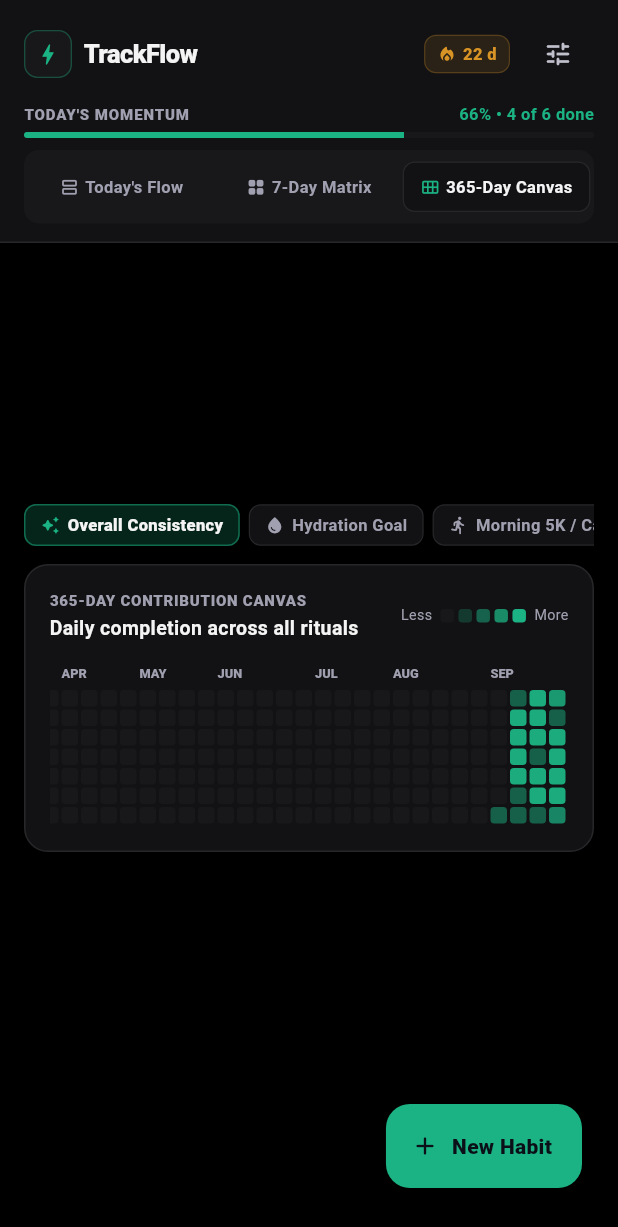
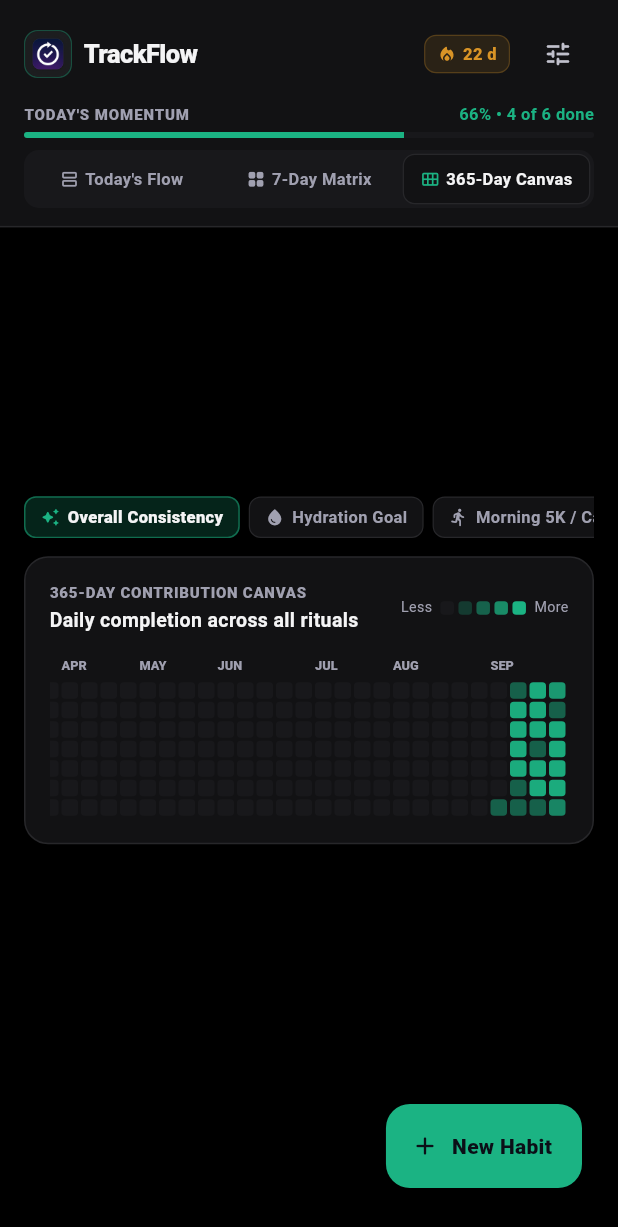
Before and after one commit to I-AM-PRASHANT-VERMA/track-flow, a Flutter app: the screen it shows after launch, after a tap on "7-Day Matrix", after a tap on the "check" icon, after a tap on "365-Day Canvas", on a phone screen of 412 x 824 dp. Shown: the top 1227 px of the screen. Run offline on Flutter 3.47's test engine with Material 3 defaults, Android fonts, the phone set to English and light mode, and no system bars; our stand-ins replace shared_preferences.

Commit message:
feat: milestone icon, tab glow fix, 7-day matrix size picker, backup text cleanup

```diff
--- a/lib/widgets/backup_sheet.dart
+++ b/lib/widgets/backup_sheet.dart
@@ -64,7 +64,7 @@ class _BackupSheetState extends State<BackupSheet> {
       if (nextState) {
         _statusMessage = '✓ Google Account connected. Cloud sync activated.';
       } else {
-        _statusMessage = 'Google Drive Sync disconnected. Offline only.';
+        _statusMessage = 'Google Drive Sync disconnected.';
       }
     });
 
@@ -414,7 +414,7 @@ class _BackupSheetState extends State<BackupSheet> {
                       const Icon(Icons.shield_outlined, size: 18, color: AppColors.textSecondary),
                       const SizedBox(width: AppSpacing.p8),
                       Text(
-                        'Offline JSON Backup & Air-Gap',
+                        'Local JSON Backup',
                         style: TextStyle(
                           fontSize: 13,
                           fontWeight: FontWeight.w800,
@@ -425,7 +425,7 @@ class _BackupSheetState extends State<BackupSheet> {
                   ),
                   const SizedBox(height: AppSpacing.p4),
                   const Text(
-                    'No network required. Export your full habits database as JSON anytime.',
+                    'No internet needed. Export your habits as JSON and save or share it anywhere.',
                     style: TextStyle(fontSize: 11, color: AppColors.textMuted),
                   ),
                   const SizedBox(height: AppSpacing.p12),
--- a/lib/widgets/executive_summary_header.dart
+++ b/lib/widgets/executive_summary_header.dart
@@ -80,8 +80,14 @@ class ExecutiveSummaryHeader extends StatelessWidget {
                     width: 0.9,
                   ),
                 ),
-                child: const Center(
-                  child: Icon(Icons.bolt_rounded, size: 18, color: AppColors.primary),
+                child: ClipRRect(
+                  borderRadius: BorderRadius.circular(9),
+                  child: Image.asset(
+                    'assets/images/app_logo.png',
+                    width: 32,
+                    height: 32,
+                    fit: BoxFit.cover,
+                  ),
                 ),
               ),
               const SizedBox(width: AppSpacing.p8),
@@ -228,8 +234,14 @@ class ExecutiveSummaryHeader extends StatelessWidget {
               borderRadius: BorderRadius.circular(8),
               border: Border.all(color: AppColors.primary.withValues(alpha: 0.35), width: 0.8),
             ),
-            child: const Center(
-              child: Icon(Icons.bolt_rounded, size: 16, color: AppColors.primary),
+            child: ClipRRect(
+              borderRadius: BorderRadius.circular(8),
+              child: Image.asset(
+                'assets/images/app_logo.png',
+                width: 28,
+                height: 28,
+                fit: BoxFit.cover,
+              ),
             ),
           ),
           const SizedBox(width: AppSpacing.p8),
@@ -347,10 +359,9 @@ class ExecutiveSummaryHeader extends StatelessWidget {
     final isDark = Theme.of(context).brightness == Brightness.dark;
 
     return Expanded(
-      child: TouchTarget(
-        minHeight: 44,
-        borderRadius: BorderRadius.circular(8),
+      child: GestureDetector(
         onTap: onTap,
+        behavior: HitTestBehavior.opaque,
         child: Container(
           padding: const EdgeInsets.symmetric(vertical: 8),
           decoration: BoxDecoration(
--- a/lib/widgets/multi_day_matrix_view.dart
+++ b/lib/widgets/multi_day_matrix_view.dart
@@ -2,10 +2,71 @@ import 'package:flutter/material.dart';
 import 'package:flutter/services.dart';
 import 'package:intl/intl.dart';
 import '../core/constants/app_colors.dart';
+import '../core/constants/app_spacing.dart';
 import '../models/habit_item.dart';
 
-// Spreadsheet-like dense weekly matrix view showing all habits across Mon through Sun with Radix colors
-class MultiDayMatrixView extends StatelessWidget {
+// 3 display densities so every user gets their preferred readability level
+enum MatrixDensity { compact, medium, comfortable }
+
+extension _MatrixDensityValues on MatrixDensity {
+  double get cellSize {
+    switch (this) {
+      case MatrixDensity.compact:
+        return 32.0;
+      case MatrixDensity.medium:
+        return 40.0;
+      case MatrixDensity.comfortable:
+        return 48.0;
+    }
+  }
+
+  double get habitLabelWidth {
+    switch (this) {
+      case MatrixDensity.compact:
+        return 110.0;
+      case MatrixDensity.medium:
+        return 130.0;
+      case MatrixDensity.comfortable:
+        return 150.0;
+    }
+  }
+
+  double get fontSize {
+    switch (this) {
+      case MatrixDensity.compact:
+        return 11.0;
+      case MatrixDensity.medium:
+        return 12.5;
+      case MatrixDensity.comfortable:
+        return 13.5;
+    }
+  }
+
+  double get iconSize {
+    switch (this) {
+      case MatrixDensity.compact:
+        return 12.0;
+      case MatrixDensity.medium:
+        return 14.0;
+      case MatrixDensity.comfortable:
+        return 16.0;
+    }
+  }
+
+  String get label {
+    switch (this) {
+      case MatrixDensity.compact:
+        return 'S';
+      case MatrixDensity.medium:
+        return 'M';
+      case MatrixDensity.comfortable:
+        return 'L';
+    }
+  }
+}
+
+// Weekly matrix showing all habits across 7 days with user-selectable density
+class MultiDayMatrixView extends StatefulWidget {
   final List<HabitItem> habits;
   final void Function(HabitItem habit, DateTime date, int count) onToggleCell;
 
@@ -16,17 +77,96 @@ class MultiDayMatrixView extends StatelessWidget {
   });
 
   @override
+  State<MultiDayMatrixView> createState() => _MultiDayMatrixViewState();
+}
+
+class _MultiDayMatrixViewState extends State<MultiDayMatrixView> {
+  MatrixDensity _density = MatrixDensity.medium;
+
+  @override
   Widget build(BuildContext context) {
     final isDark = Theme.of(context).brightness == Brightness.dark;
     final now = DateTime.now();
     final today = DateTime(now.year, now.month, now.day);
     final days = HabitItem.last7Days;
-    final activeHabits = habits.where((h) => !h.isArchived).toList();
+    final activeHabits = widget.habits.where((h) => !h.isArchived).toList();
     final navInset = MediaQuery.of(context).viewPadding.bottom;
 
-    return SingleChildScrollView(
-      padding: EdgeInsets.only(left: 16, right: 16, top: 14, bottom: 96 + navInset),
+    // Calculate if 7 days fit without horizontal scroll given current density
+    final screenWidth = MediaQuery.of(context).size.width;
+    final neededWidth = _density.habitLabelWidth + (_density.cellSize * 7) + 32; // 32 = card padding
+    final fitsOnScreen = neededWidth <= screenWidth;
+
+    return Column(
+      children: [
+        // Density size picker row
+        Padding(
+          padding: const EdgeInsets.fromLTRB(AppSpacing.p16, AppSpacing.p12, AppSpacing.p16, 0),
+          child: Row(
+            mainAxisAlignment: MainAxisAlignment.end,
+            children: [
+              Text(
+                'SIZE',
+                style: const TextStyle(
+                  fontSize: 9.5,
+                  fontWeight: FontWeight.w800,
+                  letterSpacing: 0.6,
+                  color: AppColors.textMuted,
+                ),
+              ),
+              const SizedBox(width: AppSpacing.p8),
+              ...MatrixDensity.values.map((d) {
+                final isSel = _density == d;
+                return GestureDetector(
+                  onTap: () {
+                    HapticFeedback.selectionClick();
+                    setState(() => _density = d);
+                  },
                   child: Container(
+                    width: 28,
+                    height: 28,
+                    margin: const EdgeInsets.only(left: AppSpacing.p4),
+                    decoration: BoxDecoration(
+                      color: isSel
+                          ? AppColors.primary.withValues(alpha: 0.15)
+                          : (isDark ? AppColors.darkSurface : const Color(0xFFE2E8F0)),
+                      borderRadius: BorderRadius.circular(6),
+                      border: Border.all(
+                        color: isSel
+                            ? AppColors.primary.withValues(alpha: 0.5)
+                            : Colors.transparent,
+                        width: 1.2,
+                      ),
+                    ),
+                    child: Center(
+                      child: Text(
+                        d.label,
+                        style: TextStyle(
+                          fontSize: 11,
+                          fontWeight: FontWeight.w800,
+                          color: isSel ? AppColors.primary : AppColors.textMuted,
+                        ),
+                      ),
+                    ),
+                  ),
+                );
+              }),
+            ],
+          ),
+        ),
+
+        const SizedBox(height: AppSpacing.p8),
+
+        Expanded(
+          child: SingleChildScrollView(
+            padding: EdgeInsets.only(
+              left: AppSpacing.p16,
+              right: AppSpacing.p16,
+              bottom: 96 + navInset,
+            ),
+            child: Container(
+              // Clip to card bounds so inner content never bleeds out
+              clipBehavior: Clip.hardEdge,
               decoration: BoxDecoration(
                 color: isDark ? AppColors.darkCard : AppColors.lightCard,
                 borderRadius: BorderRadius.circular(16),
@@ -34,30 +174,43 @@ class MultiDayMatrixView extends StatelessWidget {
                   color: isDark ? AppColors.darkCardBorder : AppColors.lightCardBorder,
                   width: 1,
                 ),
-          boxShadow: [
-            BoxShadow(
-              color: Colors.black.withValues(alpha: isDark ? 0.2 : 0.03),
-              blurRadius: 10,
-              offset: const Offset(0, 3),
+              ),
+              child: _buildMatrixContent(
+                isDark: isDark,
+                today: today,
+                days: days,
+                activeHabits: activeHabits,
+                fitsOnScreen: fitsOnScreen,
+              ),
+            ),
+          ),
         ),
       ],
-        ),
-        child: SingleChildScrollView(
-          scrollDirection: Axis.horizontal,
-          child: Padding(
-            padding: const EdgeInsets.all(14),
+    );
+  }
+
+  Widget _buildMatrixContent({
+    required bool isDark,
+    required DateTime today,
+    required List<DateTime> days,
+    required List<HabitItem> activeHabits,
+    required bool fitsOnScreen,
+  }) {
+    // Wraps in horizontal scroll only when compact mode still doesn't fit very long habit names
+    Widget inner = Padding(
+      padding: const EdgeInsets.all(AppSpacing.p12),
       child: Column(
         crossAxisAlignment: CrossAxisAlignment.start,
         children: [
-                // Header row: Habit title and 7 days
+          // Header row
           Row(
             children: [
-                    const SizedBox(
-                      width: 155,
+              SizedBox(
+                width: _density.habitLabelWidth,
                 child: Text(
-                        'HABIT / RITUAL',
-                        style: TextStyle(
-                          fontSize: 10,
+                  'HABIT',
+                  style: const TextStyle(
+                    fontSize: 9.5,
                     fontWeight: FontWeight.w800,
                     letterSpacing: 0.5,
                     color: AppColors.textMuted,
@@ -65,29 +218,29 @@ class MultiDayMatrixView extends StatelessWidget {
                 ),
               ),
               ...days.map((dt) {
-                      final isToday = dt.year == today.year && dt.month == today.month && dt.day == today.day;
-                      final dayName = DateFormat('E').format(dt);
-                      final dayNum = DateFormat('d').format(dt);
-
-                      return Container(
-                        width: 44,
-                        alignment: Alignment.center,
+                final isToday = dt.year == today.year &&
+                    dt.month == today.month &&
+                    dt.day == today.day;
+                return SizedBox(
+                  width: _density.cellSize,
                   child: Column(
                     children: [
                       Text(
-                              dayName.toUpperCase(),
+                        DateFormat('E').format(dt).substring(0, 1).toUpperCase(),
                         style: TextStyle(
-                                fontSize: 9.5,
+                          fontSize: 9,
                           fontWeight: FontWeight.w800,
                           color: isToday ? AppColors.primary : AppColors.textMuted,
                         ),
                       ),
                       Text(
-                              dayNum,
+                        DateFormat('d').format(dt),
                         style: TextStyle(
-                                fontSize: 11,
+                          fontSize: 10,
                           fontWeight: isToday ? FontWeight.w900 : FontWeight.w600,
-                                color: isToday ? AppColors.primary : (isDark ? AppColors.textPrimary : Colors.black87),
+                          color: isToday
+                              ? AppColors.primary
+                              : (isDark ? AppColors.textSecondary : Colors.black87),
                         ),
                       ),
                     ],
@@ -97,38 +250,34 @@ class MultiDayMatrixView extends StatelessWidget {
             ],
           ),
 
-                const SizedBox(height: 8),
-                Container(
-                  height: 1,
-                  width: 155 + (44.0 * 7),
-                  color: isDark ? AppColors.darkCardBorder : AppColors.lightCardBorder,
-                ),
-                const SizedBox(height: 8),
+          const SizedBox(height: AppSpacing.p8),
+          Divider(height: 1, color: isDark ? AppColors.darkCardBorder : AppColors.lightCardBorder),
+          const SizedBox(height: AppSpacing.p8),
 
           // Habit rows
           ...activeHabits.map((habit) {
             final habitColor = AppColors.getHabitColor(habit.colorValue);
+            final rowSpacing = _density == MatrixDensity.compact ? 4.0 : 6.0;
 
             return Padding(
-                    padding: const EdgeInsets.symmetric(vertical: 6),
+              padding: EdgeInsets.symmetric(vertical: rowSpacing),
               child: Row(
                 children: [
-                        // Habit Name & Vector Icon
                   SizedBox(
-                          width: 155,
+                    width: _density.habitLabelWidth,
                     child: Row(
                       children: [
                         Icon(
                           AppIcons.getIcon(habit.iconCode),
-                                size: 16,
+                          size: _density.iconSize,
                           color: habitColor,
                         ),
-                              const SizedBox(width: 8),
+                        const SizedBox(width: 6),
                         Expanded(
                           child: Text(
                             habit.title,
                             style: TextStyle(
-                                    fontSize: 12.5,
+                              fontSize: _density.fontSize,
                               fontWeight: FontWeight.w700,
                               color: isDark ? AppColors.textPrimary : AppColors.textDarkPrimary,
                             ),
@@ -139,46 +288,56 @@ class MultiDayMatrixView extends StatelessWidget {
                       ],
                     ),
                   ),
-
-                        // 7 Check-in cells with soothing Radix state
                   ...days.map((dt) {
-                          final isToday = dt.year == today.year && dt.month == today.month && dt.day == today.day;
+                    final isToday = dt.year == today.year &&
+                        dt.month == today.month &&
+                        dt.day == today.day;
                     final isDone = habit.isCompletedOn(dt);
                     final isScheduled = habit.scheduledDays.contains(dt.weekday);
+                    final checkSize = (_density.cellSize * 0.6).clamp(18.0, 36.0);
 
                     return SizedBox(
-                            width: 44,
+                      width: _density.cellSize,
                       child: Center(
                         child: GestureDetector(
                           onTap: () {
                             HapticFeedback.lightImpact();
                             final next = isDone ? 0 : habit.targetPerDay;
-                                  onToggleCell(habit, dt, next);
+                            widget.onToggleCell(habit, dt, next);
                           },
                           child: Container(
-                                  width: 27,
-                                  height: 27,
+                            width: checkSize,
+                            height: checkSize,
                             decoration: BoxDecoration(
                               color: !isScheduled
                                   ? Colors.transparent
                                   : (isDone
-                                            ? habitColor.withValues(alpha: isDark ? 0.28 : 0.85)
-                                            : (isDark ? AppColors.darkSurface : const Color(0xFFE2E8F0))),
-                                    borderRadius: BorderRadius.circular(7),
+                                      ? habitColor.withValues(alpha: isDark ? 0.30 : 0.85)
+                                      : (isDark
+                                          ? AppColors.darkSurface
+                                          : const Color(0xFFEEF2F7))),
+                              borderRadius: BorderRadius.circular(6),
                               border: Border.all(
+                                // Always show a visible border so empty cells are clear
                                 color: isToday
                                     ? habitColor
                                     : (!isScheduled
-                                              ? (isDark ? AppColors.darkCardBorder : const Color(0xFFCBD5E1))
-                                              : (isDone ? habitColor.withValues(alpha: 0.5) : Colors.transparent)),
-                                      width: isToday ? 1.4 : 0.8,
+                                        ? (isDark
+                                            ? AppColors.darkCardBorder.withValues(alpha: 0.5)
+                                            : const Color(0xFFDDE3ED))
+                                        : (isDone
+                                            ? habitColor.withValues(alpha: 0.55)
+                                            : (isDark
+                                                ? AppColors.darkCardBorder
+                                                : const Color(0xFFCBD5E1)))),
+                                width: isToday ? 1.4 : 0.9,
                               ),
                             ),
                             child: isDone
                                 ? Center(
                                     child: Icon(
                                       Icons.check_rounded,
-                                            size: 14,
+                                      size: checkSize * 0.5,
                                       color: isDark ? habitColor : Colors.white,
                                     ),
                                   )
@@ -194,9 +353,15 @@ class MultiDayMatrixView extends StatelessWidget {
           }),
         ],
       ),
-          ),
-        ),
-      ),
+    );
+
+    // Only wrap in horizontal scroller if content genuinely doesn't fit
+    if (!fitsOnScreen) {
+      return SingleChildScrollView(
+        scrollDirection: Axis.horizontal,
+        child: inner,
       );
     }
+    return inner;
   }
+}
--- a/pubspec.yaml
+++ b/pubspec.yaml
@@ -57,10 +57,8 @@ flutter:
   # the material Icons class.
   uses-material-design: true
 
-  # To add assets to your application, add an assets section, like this:
-  # assets:
-  #   - images/a_dot_burr.jpeg
-  #   - images/a_dot_ham.jpeg
+  assets:
+    - assets/images/
 
   # An image asset can refer to one or more resolution-specific "variants", see
   # https://flutter.dev/to/resolution-aware-images
```
Also changed, not shown: assets/images/app_logo.png (added), ss_home_new.png (added), ss_matrix2.png (added), ss_matrix3.png (added), ss_matrix_new.png (added), ss_matrix_tab.png (added), verify_new_home.png (added). Lines whose indentation alone changed are shown as unchanged.
